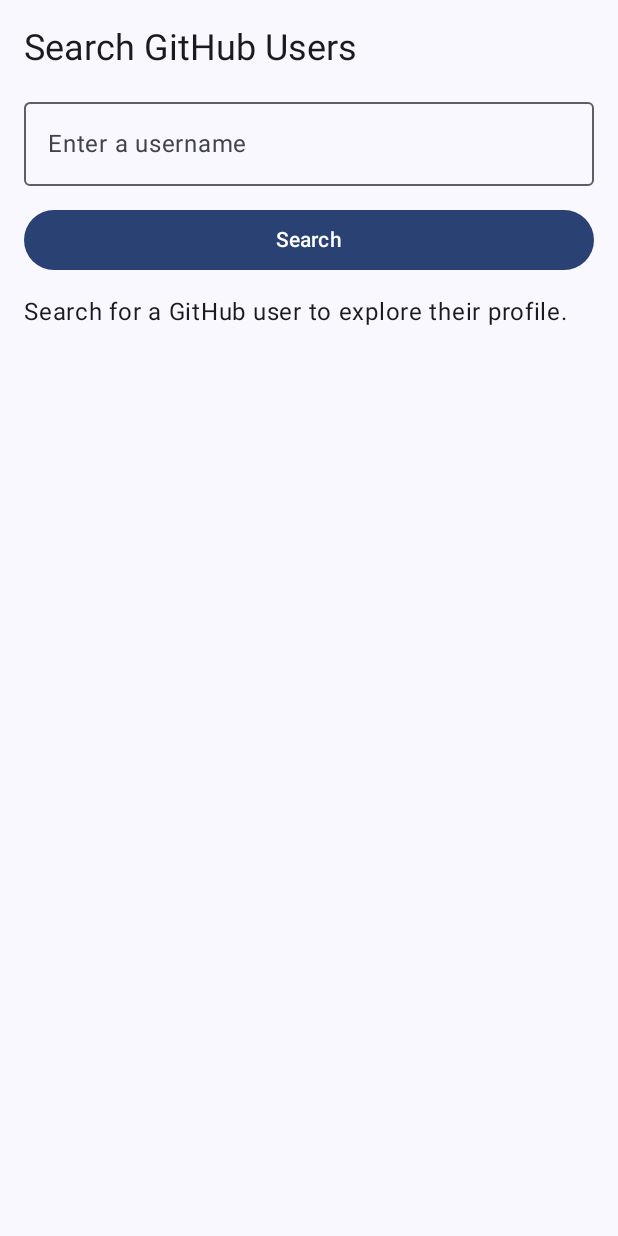
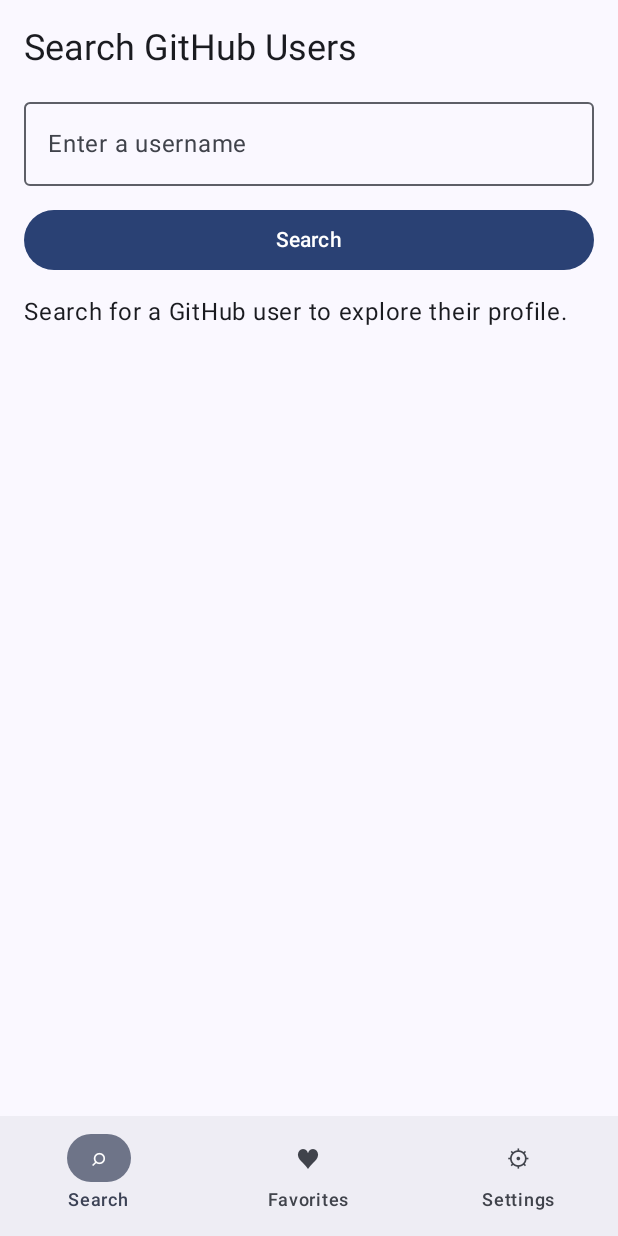
Before and after one commit to Koushik504/GitHubExplorer, an Android app built with Jetpack Compose: the screen it shows after launch (MainActivity), on a phone screen of 412 x 824 dp. Run offline under Robolectric (Android 15) with nearby library versions, the phone set to English and light mode, and no system bars; pictures from the network do not load.

Commit message:
Integrate favorites and settings navigation

```diff
--- a/app/src/main/java/com/pes/githubexplorer/MainActivity.kt
+++ b/app/src/main/java/com/pes/githubexplorer/MainActivity.kt
@@ -1,3 +1,4 @@
+
 package com.pes.githubexplorer
 
 import android.os.Bundle
@@ -7,12 +8,23 @@ import androidx.activity.compose.setContent
 import androidx.activity.enableEdgeToEdge
 import androidx.compose.foundation.layout.fillMaxSize
 import androidx.compose.foundation.layout.padding
+import androidx.compose.material3.NavigationBar
+import androidx.compose.material3.NavigationBarItem
 import androidx.compose.material3.Scaffold
+import androidx.compose.material3.Text
+import androidx.compose.runtime.LaunchedEffect
+import androidx.compose.runtime.collectAsState
 import androidx.compose.runtime.getValue
 import androidx.compose.runtime.mutableStateOf
 import androidx.compose.runtime.saveable.rememberSaveable
 import androidx.compose.runtime.setValue
 import androidx.compose.ui.Modifier
+import androidx.compose.ui.platform.LocalUriHandler
+import androidx.lifecycle.viewmodel.compose.viewModel
+import com.pes.githubexplorer.favorites.FavoritesScreen
+import com.pes.githubexplorer.favorites.FavoritesViewModel
+import com.pes.githubexplorer.settings.SettingsScreen
+import com.pes.githubexplorer.settings.SettingsViewModel
 import com.pes.githubexplorer.ui.theme.GitHubExplorerTheme
 
 class MainActivity : ComponentActivity() {
@@ -22,36 +34,139 @@ class MainActivity : ComponentActivity() {
         enableEdgeToEdge()
 
         setContent {
-            GitHubExplorerTheme {
-                var selectedUsername by rememberSaveable {
-                    mutableStateOf<String?>(null)
+
+            val favoritesViewModel: FavoritesViewModel = viewModel()
+            val settingsViewModel: SettingsViewModel = viewModel()
+
+            val favorites by favoritesViewModel.favorites.collectAsState()
+            val darkThemeEnabled by settingsViewModel.darkThemeEnabled.collectAsState()
+
+            var selectedUsername by rememberSaveable {
+                mutableStateOf<String?>(null)
+            }
+
+            var selectedTab by rememberSaveable {
+                mutableStateOf("Search")
+            }
+
+            val uriHandler = LocalUriHandler.current
+
+            GitHubExplorerTheme(
+                darkTheme = darkThemeEnabled
+            ) {
+
+                LaunchedEffect(selectedTab) {
+                    if (selectedTab == "Favorites") {
+                        favoritesViewModel.refresh()
+                    }
                 }
 
-                BackHandler(enabled = selectedUsername != null) {
-                    selectedUsername = null
+                BackHandler(
+                    enabled = selectedUsername != null ||
+                            selectedTab != "Search"
+                ) {
+                    if (selectedUsername != null) {
+                        selectedUsername = null
+                    } else {
+                        selectedTab = "Search"
+                    }
                 }
 
                 Scaffold(
-                    modifier = Modifier.fillMaxSize()
+                    modifier = Modifier.fillMaxSize(),
+
+                    bottomBar = {
+                        if (selectedUsername == null) {
+                            NavigationBar {
+
+                                NavigationBarItem(
+                                    selected = selectedTab == "Search",
+                                    onClick = {
+                                        selectedTab = "Search"
+                                    },
+                                    icon = { Text("⌕") },
+                                    label = { Text("Search") }
+                                )
+
+                                NavigationBarItem(
+                                    selected = selectedTab == "Favorites",
+                                    onClick = {
+                                        selectedTab = "Favorites"
+                                    },
+                                    icon = { Text("♥") },
+                                    label = { Text("Favorites") }
+                                )
+
+                                NavigationBarItem(
+                                    selected = selectedTab == "Settings",
+                                    onClick = {
+                                        selectedTab = "Settings"
+                                    },
+                                    icon = { Text("⚙") },
+                                    label = { Text("Settings") }
+                                )
+                            }
+                        }
+                    }
                 ) { innerPadding ->
 
-                    val username = selectedUsername
+                    val contentModifier = Modifier
+                        .fillMaxSize()
+                        .padding(innerPadding)
 
-                    if (username == null) {
-                        UserSearchScreen(
-                            modifier = Modifier.padding(innerPadding),
-                            onUserClick = { selectedUser ->
-                                selectedUsername = selectedUser
-                            }
-                        )
-                    } else {
+                    if (selectedUsername != null) {
+
                         UserProfileScreen(
-                            username = username,
-                            modifier = Modifier.padding(innerPadding),
+                            username = selectedUsername!!,
+                            modifier = contentModifier,
                             onBack = {
                                 selectedUsername = null
                             }
                         )
+
+                    } else {
+
+                        when (selectedTab) {
+
+                            "Search" -> {
+                                UserSearchScreen(
+                                    modifier = contentModifier,
+                                    onUserClick = { selectedUser ->
+                                        selectedUsername = selectedUser
+                                    }
+                                )
+                            }
+
+                            "Favorites" -> {
+                                FavoritesScreen(
+                                    favorites = favorites,
+                                    onRemoveFavorite = { repositoryId ->
+                                        favoritesViewModel.removeFavorite(
+                                            repositoryId
+                                        )
+                                    },
+                                    onOpenRepository = { url ->
+                                        uriHandler.openUri(url)
+                                    },
+                                    modifier = contentModifier
+                                )
+                            }
+
+                            "Settings" -> {
+                                SettingsScreen(
+                                    darkThemeEnabled = darkThemeEnabled,
+                                    onDarkThemeChanged = { enabled ->
+                                        settingsViewModel.setDarkThemeEnabled(
+                                            enabled
+                                        )
+                                    },
+                                    onClearFavorites = {
+                                        favoritesViewModel.clearFavorites()
+                                    },
+                                    modifier = contentModifier
+                                )
+                            }
+                        }
                     }
                 }
             }
```
